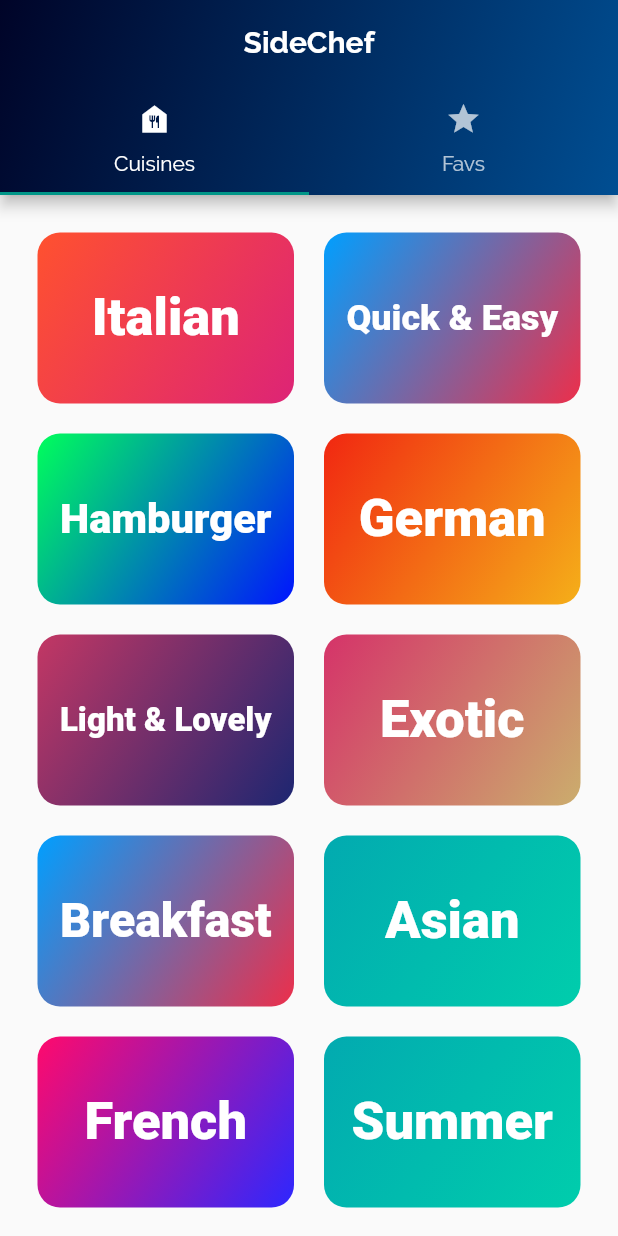
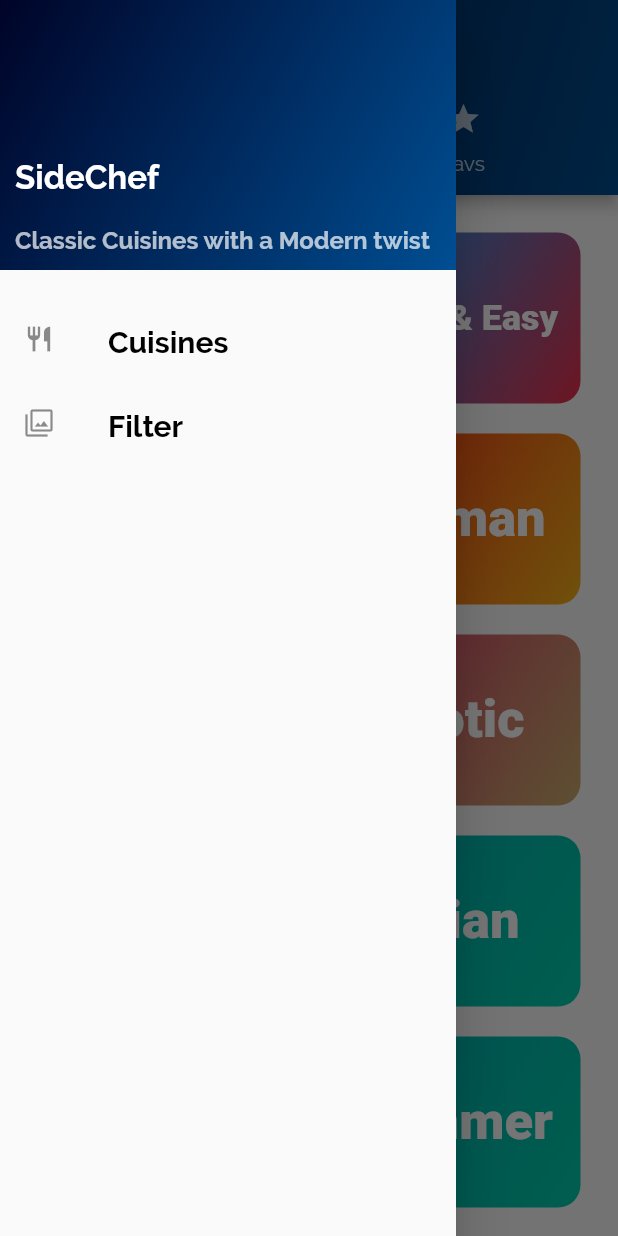
Before and after one commit to Sharan-121/Sidechef, a Flutter app: the screen it shows after launch, with the side drawer open (before the commit the screen has no drawer), on a phone screen of 412 x 824 dp. Run offline on Flutter 3.47's test engine with Material 2 defaults, Android fonts, the phone set to English and light mode, and no system bars; our stand-ins replace google_fonts, hexcolor; Roboto replaces fonts that are missing (Tangerine).

Commit message:
Added navigation drawer

```diff
--- a/lib/main.dart
+++ b/lib/main.dart
@@ -1,15 +1,16 @@
 import 'package:flutter/material.dart';
 import 'package:restaurant_cuisine_app/screen/cuisine_recipe.dart';
+import 'package:restaurant_cuisine_app/screen/filter_screen.dart';
 
 import 'package:restaurant_cuisine_app/screen/tabs_screen.dart';
 import '../screen/recipe_screen.dart';
 
 void main() {
-  runApp(const MyApp());
+  runApp(MyApp());
 }
 
 class MyApp extends StatelessWidget {
-  const MyApp({Key? key}) : super(key: key);
+  // const MyApp({Key? key}) : super(key: key);
 
   @override
   Widget build(BuildContext context) {
@@ -31,10 +32,11 @@
           //     fontWeight: FontWeight.bold),
         ),
       ),
-      home: const TabScreen(),
       routes: {
+        '/': (ctx) => TabScreen(),
         '/CuisineRecipe': (ctx) => CuisineRecipe(),
         '/RecipeDetail': (ctx) => RecipeDetail(),
+        '/FilterScreen': (ctx) => FilterScreen(),
       },
     );
   }
--- a/lib/screen/tabs_screen.dart
+++ b/lib/screen/tabs_screen.dart
@@ -3,6 +3,7 @@
 import 'package:restaurant_cuisine_app/screen/favorites_screen.dart';
 
 import 'package:hexcolor/hexcolor.dart';
+import 'package:restaurant_cuisine_app/widgets/main_drawer.dart';
 
 class TabScreen extends StatefulWidget {
   const TabScreen({Key? key}) : super(key: key);
@@ -38,6 +39,7 @@
             Tab(icon: Icon(Icons.star), text: "Favs"),
           ]),
         ),
+        drawer: MainDrawer(),
         body: TabBarView(children: <Widget>[
           CuisineScreen(),
           FavoritesScreen(),
--- a/lib/widgets/cuisine_meal.dart
+++ b/lib/widgets/cuisine_meal.dart
@@ -11,7 +11,8 @@
   final int duration;
   final Complexity complexity;
   final Affordability affordability;
-  final Color color;
+  final Color color1;
+  final Color color2;
   final String id;
 
   CuisineMeal(
@@ -20,7 +21,8 @@
       required this.duration,
       required this.imageUrl,
       required this.title,
-      required this.color,
+      required this.color1,
+       required this.color2,
       required this.id});
 
   String get complexityText {
--- /dev/null
+++ b/lib/widgets/main_drawer.dart
@@ -0,0 +1,74 @@
+import 'package:flutter/material.dart';
+import 'package:hexcolor/hexcolor.dart';
+
+class MainDrawer extends StatelessWidget {
+  const MainDrawer({Key? key}) : super(key: key);
+
+  @override
+  Widget build(BuildContext context) {
+    return Drawer(
+      child: Column(
+        children: [
+          Container(
+            height: 180,
+            width: double.infinity,
+            padding: const EdgeInsets.all(10),
+            alignment: Alignment.centerLeft,
+            child: Column(
+              mainAxisAlignment: MainAxisAlignment.end,
+              crossAxisAlignment: CrossAxisAlignment.start,
+              children: const <Widget>[
+                Text(
+                  "SideChef",
+                  style: TextStyle(fontSize: 22),
+                ),
+                SizedBox(
+                  height: 20,
+                ),
+                Text(
+                  "Classic Cuisines with a Modern twist",
+                  style: TextStyle(color: Colors.white70, fontSize: 16),
+                ),
+              ],
+            ),
+            decoration: BoxDecoration(
+                gradient: LinearGradient(
+              colors: [HexColor("#000428"), HexColor("#004e92")],
+              begin: Alignment.topLeft,
+              end: Alignment.bottomRight,
+            )),
+          ),
+          SizedBox(
+            height: 20,
+          ),
+          ListTile(
+            leading: const Icon(Icons.restaurant, size: 20),
+            title: const Text(
+              "Cuisines",
+              style: TextStyle(
+                  fontWeight: FontWeight.bold,
+                  fontSize: 20,
+                  color: Colors.black),
+            ),
+            onTap: () {
+              Navigator.of(context).pushNamed('/');
+            },
+          ),
+          ListTile(
+            leading: const Icon(Icons.filter, size: 20),
+            title: const Text(
+              "Filter",
+              style: TextStyle(
+                  fontWeight: FontWeight.bold,
+                  fontSize: 20,
+                  color: Colors.black),
+            ),
+            onTap: () {
+              Navigator.of(context).pushNamed('/FilterScreen');
+            },
+          ),
+        ],
+      ),
+    );
+  }
+}
```
Also changed, not shown: lib/screen/cuisine_recipe.dart (+6 -4 lines), lib/screen/filter_screen.dart (added, +13 -0 lines), 1 other file.
